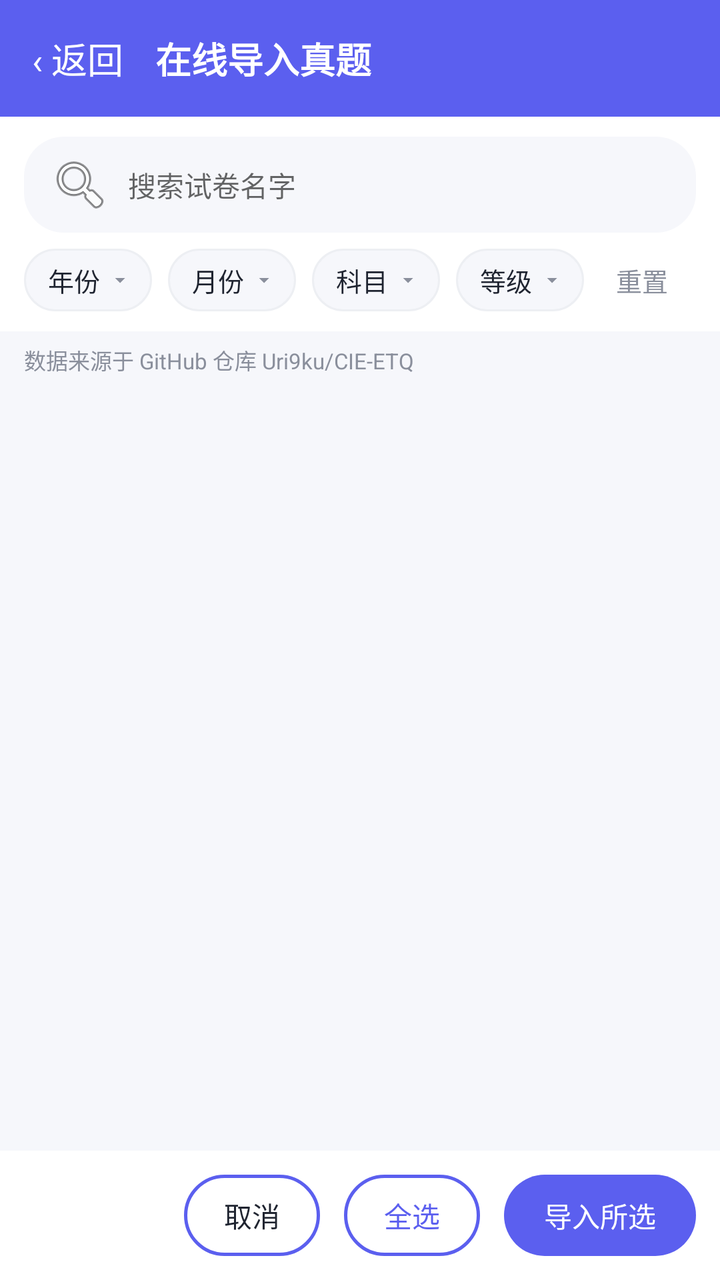
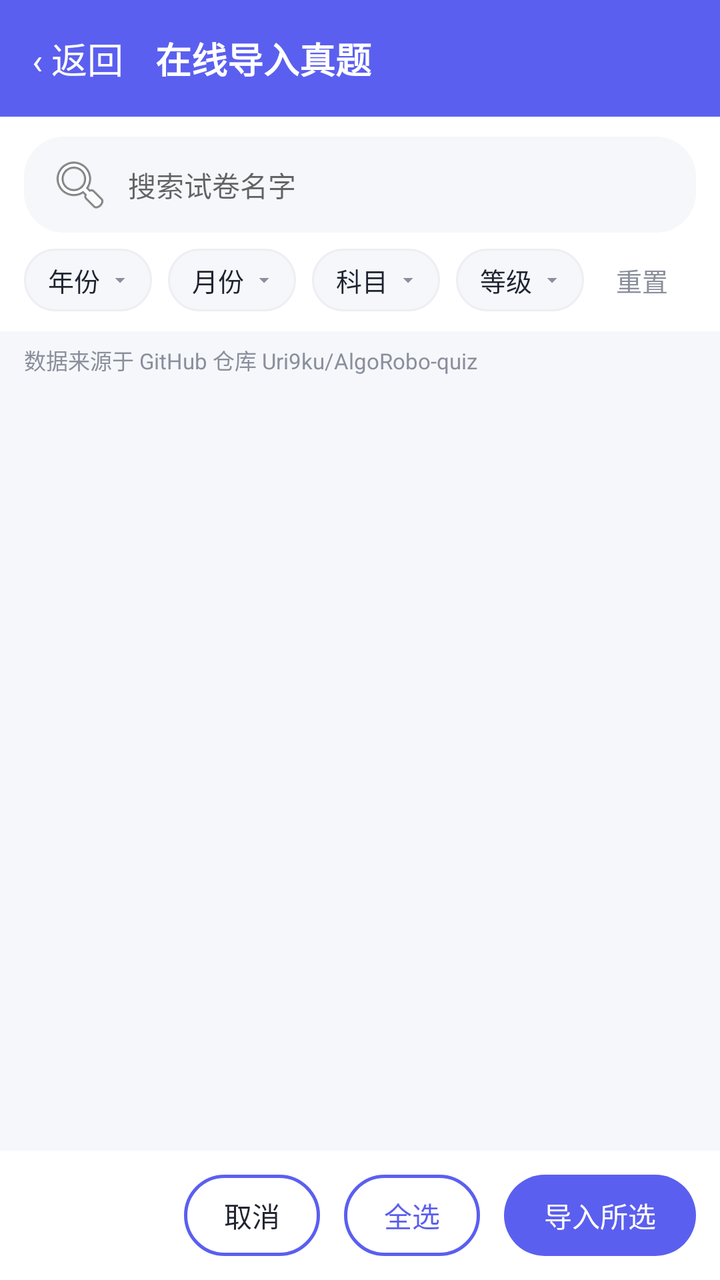

The first picture is an Android layout as it rendered before a commit; the second is the same layout after the commit. The layout source and the unified diff follow.
<!-- AndroidManifest.xml: application theme Theme.AlgoRobo -->
<!-- res/layout/activity_import_online.xml -->
<?xml version="1.0" encoding="utf-8"?>
<FrameLayout xmlns:android="http://schemas.android.com/apk/res/android"
    android:layout_width="match_parent"
    android:layout_height="match_parent"
    android:background="@color/bg_page">
    <LinearLayout
        android:layout_width="match_parent"
        android:layout_height="match_parent"
        android:orientation="vertical">
        <LinearLayout
            android:layout_width="match_parent"
            android:layout_height="wrap_content"
            android:orientation="horizontal"
            android:gravity="center_vertical"
            android:padding="16dp"
            android:background="@color/primary">
            <TextView
                android:id="@+id/btnImportBack"
                android:layout_width="wrap_content"
                android:layout_height="wrap_content"
                android:text="&#8249; 返回"
                android:textSize="18sp"
                android:textColor="@android:color/white" />
            <TextView
                android:layout_width="wrap_content"
                android:layout_height="wrap_content"
                android:layout_marginStart="16dp"
                android:text="在线导入真题"
                android:textSize="18sp"
                android:textStyle="bold"
                android:textColor="@android:color/white" />
        </LinearLayout>
        <LinearLayout
            android:layout_width="match_parent"
            android:layout_height="wrap_content"
            android:orientation="vertical"
            android:background="@color/card_bg"
            android:paddingStart="12dp"
            android:paddingEnd="12dp"
            android:paddingTop="10dp"
            android:paddingBottom="10dp">
            <LinearLayout
                android:layout_width="match_parent"
                android:layout_height="wrap_content"
                android:orientation="horizontal"
                android:gravity="center_vertical">
                <EditText
                    android:id="@+id/etImportSearch"
                    android:layout_width="match_parent"
                    android:layout_height="wrap_content"
                    android:hint="搜索试卷名字"
                    android:textSize="14sp"
                    android:paddingStart="12dp"
                    android:paddingEnd="12dp"
                    android:paddingTop="8dp"
                    android:paddingBottom="8dp"
                    android:background="@drawable/bg_search"
                    android:drawableStart="@android:drawable/ic_menu_search"
                    android:drawablePadding="8dp"
                    android:singleLine="true"
                    android:imeOptions="actionSearch" />
            </LinearLayout>
            <LinearLayout
                android:layout_width="match_parent"
                android:layout_height="wrap_content"
                android:layout_marginTop="8dp"
                android:orientation="horizontal"
                android:gravity="center_vertical">
                <TextView
                    android:id="@+id/btnImportFilterYear"
                    android:layout_width="wrap_content"
                    android:layout_height="wrap_content"
                    android:text="年份"
                    android:textSize="13sp"
                    android:textColor="@color/text_main"
                    android:background="@drawable/bg_filter"
                    android:drawableEnd="@drawable/ic_arrow_down"
                    android:drawablePadding="4dp"
                    android:paddingStart="12dp"
                    android:paddingEnd="10dp"
                    android:paddingTop="6dp"
                    android:paddingBottom="6dp" />
                <TextView
                    android:id="@+id/btnImportFilterMonth"
                    android:layout_width="wrap_content"
                    android:layout_height="wrap_content"
                    android:layout_marginStart="8dp"
                    android:text="月份"
                    android:textSize="13sp"
                    android:textColor="@color/text_main"
                    android:background="@drawable/bg_filter"
                    android:drawableEnd="@drawable/ic_arrow_down"
                    android:drawablePadding="4dp"
                    android:paddingStart="12dp"
                    android:paddingEnd="10dp"
                    android:paddingTop="6dp"
                    android:paddingBottom="6dp" />
                <TextView
                    android:id="@+id/btnImportFilterSubject"
                    android:layout_width="wrap_content"
                    android:layout_height="wrap_content"
                    android:layout_marginStart="8dp"
                    android:text="科目"
                    android:textSize="13sp"
                    android:textColor="@color/text_main"
                    android:background="@drawable/bg_filter"
                    android:drawableEnd="@drawable/ic_arrow_down"
                    android:drawablePadding="4dp"
                    android:paddingStart="12dp"
                    android:paddingEnd="10dp"
                    android:paddingTop="6dp"
                    android:paddingBottom="6dp" />
                <TextView
                    android:id="@+id/btnImportFilterLevel"
                    android:layout_width="wrap_content"
                    android:layout_height="wrap_content"
                    android:layout_marginStart="8dp"
                    android:text="等级"
                    android:textSize="13sp"
                    android:textColor="@color/text_main"
                    android:background="@drawable/bg_filter"
                    android:drawableEnd="@drawable/ic_arrow_down"
                    android:drawablePadding="4dp"
                    android:paddingStart="12dp"
                    android:paddingEnd="10dp"
                    android:paddingTop="6dp"
                    android:paddingBottom="6dp" />
                <TextView
                    android:id="@+id/tvImportFilterReset"
                    android:layout_width="wrap_content"
                    android:layout_height="wrap_content"
                    android:layout_marginStart="8dp"
                    android:text="重置"
                    android:textSize="13sp"
                    android:textColor="@color/text_sub"
                    android:paddingStart="8dp"
                    android:paddingEnd="8dp" />
            </LinearLayout>
        </LinearLayout>
        <TextView
            android:id="@+id/tvImportSource"
            android:layout_width="match_parent"
            android:layout_height="wrap_content"
            android:paddingStart="12dp"
            android:paddingEnd="12dp"
            android:paddingTop="6dp"
            android:paddingBottom="4dp"
            android:text="数据来源于 GitHub 仓库 Uri9ku/CIE-ETQ"
            android:textSize="11sp"
            android:textColor="@color/text_sub"
            android:background="@color/bg_page" />
        <ListView
            android:id="@+id/listImportExam"
            android:layout_width="match_parent"
            android:layout_height="0dp"
            android:layout_weight="1"
            android:divider="@android:color/transparent"
            android:dividerHeight="6dp"
            android:paddingStart="12dp"
            android:paddingEnd="12dp"
            android:paddingTop="8dp"
            android:paddingBottom="8dp" />
        <LinearLayout
            android:layout_width="match_parent"
            android:layout_height="wrap_content"
            android:orientation="horizontal"
            android:gravity="center_vertical"
            android:padding="12dp"
            android:background="@color/card_bg">
            <TextView
                android:id="@+id/tvImportCount"
                android:layout_width="0dp"
                android:layout_height="wrap_content"
                android:layout_weight="1"
                android:text=""
                android:textSize="13sp"
                android:textColor="@color/text_sub" />
            <TextView
                android:id="@+id/btnImportCancel"
                android:layout_width="wrap_content"
                android:layout_height="wrap_content"
                android:text="取消"
                android:textSize="14sp"
                android:textColor="@color/text_main"
                android:background="@drawable/bg_btn_outline"
                android:paddingStart="20dp"
                android:paddingEnd="20dp"
                android:paddingTop="10dp"
                android:paddingBottom="10dp" />
            <TextView
                android:id="@+id/btnImportSelectAll"
                android:layout_width="wrap_content"
                android:layout_height="wrap_content"
                android:layout_marginStart="12dp"
                android:text="全选"
                android:textSize="14sp"
                android:textColor="@color/primary"
                android:background="@drawable/bg_btn_outline"
                android:paddingStart="20dp"
                android:paddingEnd="20dp"
                android:paddingTop="10dp"
                android:paddingBottom="10dp" />
            <TextView
                android:id="@+id/btnImportConfirm"
                android:layout_width="wrap_content"
                android:layout_height="wrap_content"
                android:layout_marginStart="12dp"
                android:text="导入所选"
                android:textSize="14sp"
                android:textColor="@android:color/white"
                android:background="@drawable/bg_btn_primary"
                android:paddingStart="20dp"
                android:paddingEnd="20dp"
                android:paddingTop="10dp"
                android:paddingBottom="10dp" />
        </LinearLayout>
    </LinearLayout>
</FrameLayout>
<!-- resources referenced by this layout -->
<resources>
  <color name="bg_page">#F6F7FB</color>
  <color name="card_bg">#FFFFFF</color>
  <color name="primary">#5B5FEF</color>
  <color name="text_main">#1F2430</color>
  <color name="text_sub">#8A8F9C</color>
  <!-- drawable bg_btn_outline (drawable) -->
  <?xml version="1.0" encoding="utf-8"?>
  <shape xmlns:android="http://schemas.android.com/apk/res/android">
      <solid android:color="@color/card_bg" />
      <corners android:radius="23dp" />
      <stroke android:width="1.5dp" android:color="@color/primary" />
  </shape>
  <!-- drawable bg_btn_primary (drawable) -->
  <?xml version="1.0" encoding="utf-8"?>
  <shape xmlns:android="http://schemas.android.com/apk/res/android">
      <solid android:color="@color/primary" />
      <corners android:radius="23dp" />
  </shape>
  <!-- drawable bg_filter (drawable) -->
  <?xml version="1.0" encoding="utf-8"?>
  <shape xmlns:android="http://schemas.android.com/apk/res/android">
      <solid android:color="@color/bg_page" />
      <corners android:radius="16dp" />
      <stroke android:width="1dp" android:color="@color/divider" />
  </shape>
  <!-- drawable bg_search (drawable) -->
  <?xml version="1.0" encoding="utf-8"?>
  <shape xmlns:android="http://schemas.android.com/apk/res/android">
      <solid android:color="@color/bg_page" />
      <corners android:radius="20dp" />
  </shape>
  <!-- drawable ic_arrow_down (drawable) -->
  <?xml version="1.0" encoding="utf-8"?>
  <vector xmlns:android="http://schemas.android.com/apk/res/android"
      android:width="12dp" android:height="12dp"
      android:viewportWidth="24" android:viewportHeight="24">
      <path android:fillColor="#8A8F9C"
          android:pathData="M7,10l5,5 5,-5z" />
  </vector>
  <style name="Theme.AlgoRobo" parent="Theme.AppCompat.DayNight.NoActionBar">
          <item name="colorPrimary">@color/primary</item>
          <item name="colorPrimaryDark">@color/primary_dark</item>
          <item name="colorAccent">@color/primary</item>
          <item name="android:statusBarColor">@color/primary</item>
          <item name="android:windowBackground">@color/bg_page</item>
          <item name="android:navigationBarColor">@color/bg_page</item>
          <item name="android:windowLightStatusBar">false</item>
      </style>
  <color name="divider">#EDEFF3</color>
  <color name="primary_dark">#4A4ED6</color>
</resources>

<!-- the commit's change to res/layout/activity_import_online.xml (unified diff, before → after) -->
@@ -145,7 +145,7 @@
             android:paddingEnd="12dp"
             android:paddingTop="6dp"
             android:paddingBottom="4dp"
-            android:text="数据来源于 GitHub 仓库 Uri9ku/CIE-ETQ"
+            android:text="数据来源于 GitHub 仓库 Uri9ku/AlgoRobo-quiz"
             android:textSize="11sp"
             android:textColor="@color/text_sub"
             android:background="@color/bg_page" />
